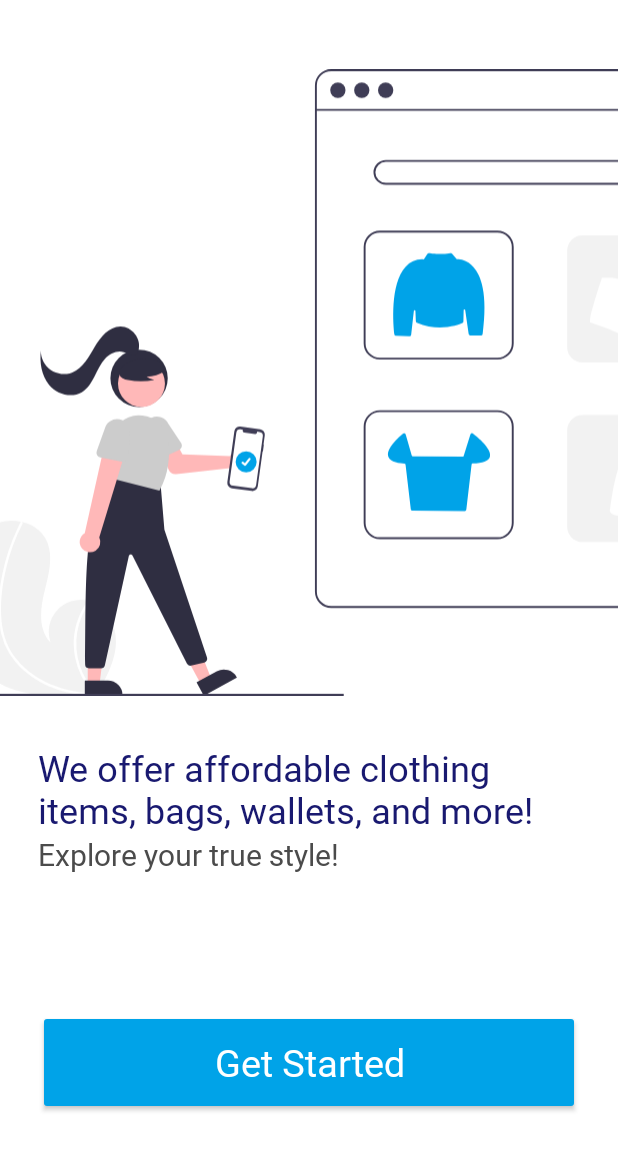
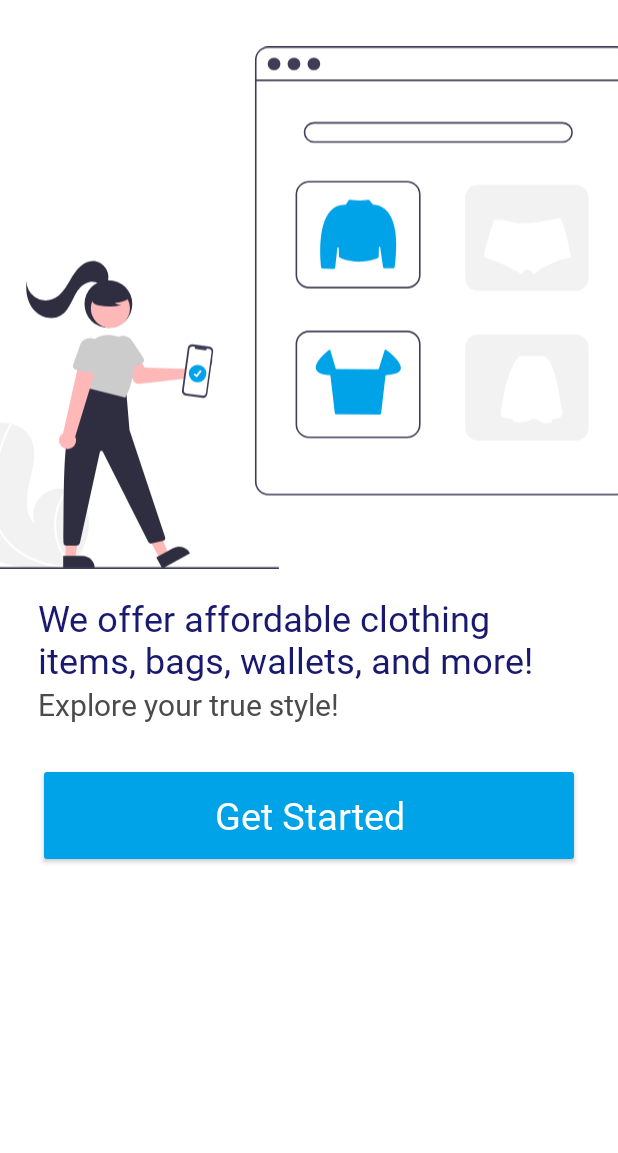
Before and after one commit to jeyymsantos/mineditse-android, an Android app: the screen it shows after launch (MainActivity), on a phone screen of 412 x 824 dp, the part 83-1236 px from its top. Run offline under Robolectric (Android 15) with nearby library versions, the phone set to English and light mode, and no system bars.

Commit message:
Updated Landing Page

```diff
--- a/app/src/main/res/layout/activity_main.xml
+++ b/app/src/main/res/layout/activity_main.xml
@@ -1,5 +1,5 @@
 <?xml version="1.0" encoding="utf-8"?>
-<LinearLayout xmlns:android="http://schemas.android.com/apk/res/android"
+<ScrollView xmlns:android="http://schemas.android.com/apk/res/android"
     xmlns:app="http://schemas.android.com/apk/res-auto"
     xmlns:tools="http://schemas.android.com/tools"
     android:layout_width="match_parent"
@@ -7,6 +7,11 @@
     android:background="@color/white"
     android:orientation="vertical"
     tools:context=".MainActivity">
+
+    <LinearLayout
+        android:layout_width="match_parent"
+        android:layout_height="wrap_content"
+        android:orientation="vertical">
 
     <TextView
         android:id="@+id/txt_businessName1"
@@ -27,8 +32,8 @@
 
         <ImageView
             android:id="@+id/illustration_shopping"
-            android:layout_width="540dp"
-            android:layout_height="450dp"
+            android:layout_width="450dp"
+            android:layout_height="350dp"
             android:layout_marginLeft="-30dp"
             android:layout_marginTop="10dp"
             app:srcCompat="@drawable/undraw_online_shopping_re_k1sv" />
@@ -79,4 +84,6 @@
             android:textSize="25sp" />
     </FrameLayout>
 
-</LinearLayout>
+    </LinearLayout>
+
+</ScrollView>
```
